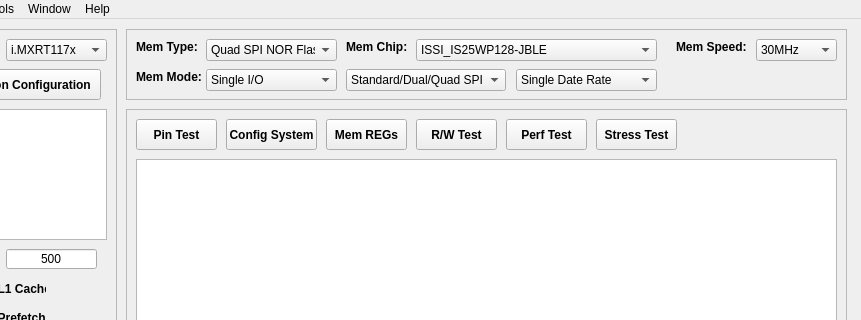
Qt form gui/MCU-MemTestUtility.ui (JayHeng/MCU-MemTestUtility) before a commit; both pictures show x 134 to 995 and y 0 to 320 of the 995 by 603 pixel window.
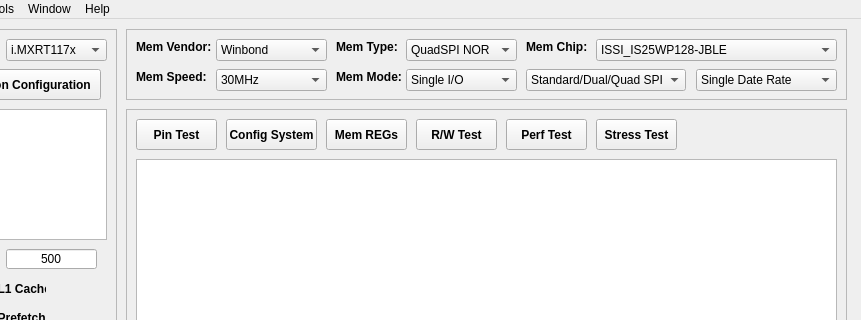
The same form after that commit.

Patch:
```diff
--- a/gui/MCU-MemTestUtility.ui
+++ b/gui/MCU-MemTestUtility.ui
@@ -409,7 +409,7 @@
     <widget class="QLabel" name="label_memType">
      <property name="geometry">
       <rect>
-       <x>10</x>
+       <x>210</x>
        <y>10</y>
        <width>61</width>
        <height>16</height>
@@ -428,15 +428,15 @@
     <widget class="QComboBox" name="comboBox_memType">
      <property name="geometry">
       <rect>
-       <x>80</x>
+       <x>280</x>
        <y>10</y>
-       <width>131</width>
+       <width>111</width>
        <height>22</height>
       </rect>
      </property>
      <item>
       <property name="text">
-       <string>Quad SPI NOR Flash</string>
+       <string>QuadSPI NOR</string>
       </property>
      </item>
      <item>
@@ -463,7 +463,7 @@
     <widget class="QLabel" name="label_memChip">
      <property name="geometry">
       <rect>
-       <x>220</x>
+       <x>400</x>
        <y>10</y>
        <width>61</width>
        <height>16</height>
@@ -482,7 +482,7 @@
     <widget class="QComboBox" name="comboBox_memChip">
      <property name="geometry">
       <rect>
-       <x>290</x>
+       <x>470</x>
        <y>10</y>
        <width>241</width>
        <height>22</height>
@@ -497,8 +497,8 @@
     <widget class="QLabel" name="label_memSpeed">
      <property name="geometry">
       <rect>
-       <x>550</x>
-       <y>10</y>
+       <x>10</x>
+       <y>40</y>
        <width>81</width>
        <height>16</height>
       </rect>
@@ -516,9 +516,9 @@
     <widget class="QComboBox" name="comboBox_memSpeed">
      <property name="geometry">
       <rect>
-       <x>630</x>
-       <y>10</y>
-       <width>81</width>
+       <x>90</x>
+       <y>40</y>
+       <width>111</width>
        <height>22</height>
       </rect>
      </property>
@@ -576,7 +576,7 @@
     <widget class="QLabel" name="label_memMode">
      <property name="geometry">
       <rect>
-       <x>10</x>
+       <x>210</x>
        <y>40</y>
        <width>71</width>
        <height>16</height>
@@ -595,9 +595,9 @@
     <widget class="QComboBox" name="comboBox_memIoPadsMode">
      <property name="geometry">
       <rect>
-       <x>80</x>
+       <x>280</x>
        <y>40</y>
-       <width>131</width>
+       <width>111</width>
        <height>22</height>
       </rect>
      </property>
@@ -630,7 +630,7 @@
     <widget class="QComboBox" name="comboBox_memInterfaceMode">
      <property name="geometry">
       <rect>
-       <x>220</x>
+       <x>400</x>
        <y>40</y>
        <width>160</width>
        <height>22</height>
@@ -665,7 +665,7 @@
     <widget class="QComboBox" name="comboBox_memSampleRateMode">
      <property name="geometry">
       <rect>
-       <x>390</x>
+       <x>570</x>
        <y>40</y>
        <width>141</width>
        <height>22</height>
@@ -682,6 +682,80 @@
       </property>
      </item>
     </widget>
+    <widget class="QLabel" name="label_memVendor">
+     <property name="geometry">
+      <rect>
+       <x>10</x>
+       <y>10</y>
+       <width>81</width>
+       <height>16</height>
+      </rect>
+     </property>
+     <property name="font">
+      <font>
+       <weight>75</weight>
+       <bold>true</bold>
+      </font>
+     </property>
+     <property name="text">
+      <string>Mem Vendor:</string>
+     </property>
+    </widget>
+    <widget class="QComboBox" name="comboBox_memVendor">
+     <property name="geometry">
+      <rect>
+       <x>90</x>
+       <y>10</y>
+       <width>111</width>
+       <height>22</height>
+      </rect>
+     </property>
+     <item>
+      <property name="text">
+       <string>Winbond</string>
+      </property>
+     </item>
+     <item>
+      <property name="text">
+       <string>Macronix</string>
+      </property>
+     </item>
+     <item>
+      <property name="text">
+       <string>GigaDevice</string>
+      </property>
+     </item>
+     <item>
+      <property name="text">
+       <string>Infineon_Cypress_Spansion</string>
+      </property>
+     </item>
+     <item>
+      <property name="text">
+       <string>Micron</string>
+      </property>
+     </item>
+     <item>
+      <property name="text">
+       <string>ISSI</string>
+      </property>
+     </item>
+     <item>
+      <property name="text">
+       <string>Renesas_Dialog__Adesto</string>
+      </property>
+     </item>
+     <item>
+      <property name="text">
+       <string>APMemory</string>
+      </property>
+     </item>
+     <item>
+      <property name="text">
+       <string>Misc</string>
+      </property>
+     </item>
+    </widget>
    </widget>
    <widget class="QFrame" name="dispFrame">
     <property name="geometry">
```
Left out of the diff: 4 changed lines with no effect on the pictures.
